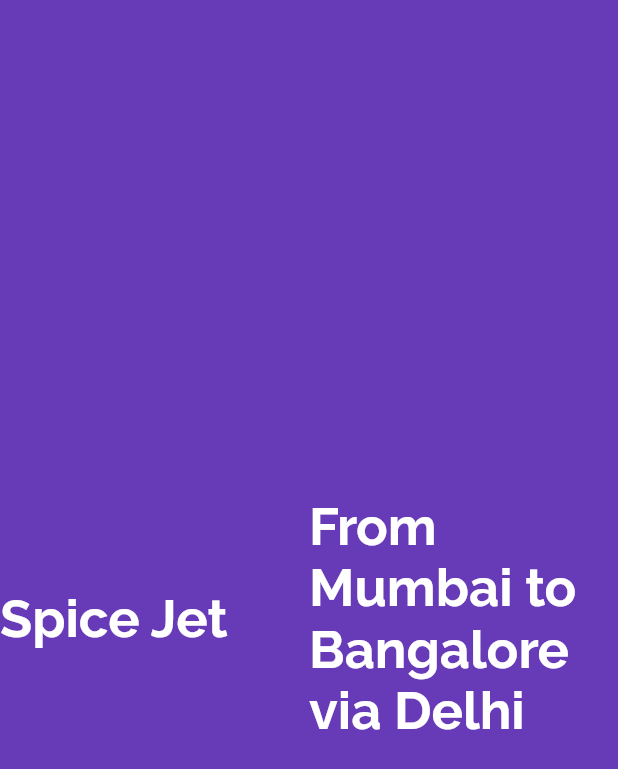
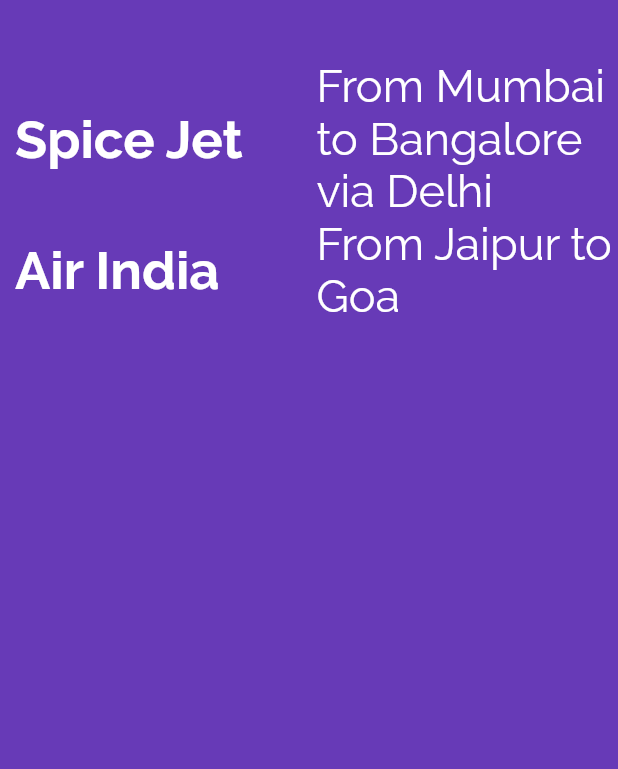
Before and after one commit to rad23137/Flutter-Firestore-Training, a Flutter app: the screen it shows after launch, on a phone screen of 412 x 824 dp. Shown: the top 769 px of the screen. Run offline on Flutter 3.47's test engine with Material 2 defaults, Android fonts, the phone set to English and light mode, and no system bars.

Commit message:
Column widget and padding

```diff
--- a/FlutterHandsOn/hello_flutter/lib/app_screens/home.dart
+++ b/FlutterHandsOn/hello_flutter/lib/app_screens/home.dart
@@ -10,15 +10,19 @@ class Home extends StatelessWidget {
       // due to box constraints
 
       child: Container(
+          padding: EdgeInsets.only(left: 10.0, top: 40.0),
           alignment: Alignment.center,
           color: Colors.deepPurple,
           //width:200.0, //always in decimal
           //     height:100.0, //always in decimal
           //    margin:EdgeInsets.all(20.0), //all constructor apply margin in all sides
           //  margin:EdgeInsets.only(left:35.0,top: 100.0), //only constructor apply margin on given side like here in left sid
-          child: Row(
+          child: Column(
             children: <Widget>[
-      Expanded(child: Text("Spice Jet",
+              Row(
+                children: <Widget>[
+                  Expanded(
+                      child: Text("Spice Jet",
                           textDirection: TextDirection.ltr,
                           style: TextStyle(
                               decoration: TextDecoration.none,
@@ -28,9 +32,31 @@ class Home extends StatelessWidget {
                               fontWeight: FontWeight
                                   .w700, // weight tell which font of font family to apply
                               //fontStyle: FontStyle.italic //to show style of a font in font family
-              color: Colors.white
-            ))),
-       Expanded(child: Text("From Mumbai to Bangalore via Delhi",
+                              color: Colors.white) //TextSTyle
+                          ) //Text
+                      ), //Expanded
+
+                  Expanded(
+                      child: Text("From Mumbai to Bangalore via Delhi",
+                          textDirection: TextDirection.ltr,
+                          style: TextStyle(
+                              decoration: TextDecoration.none,
+                              fontSize: 30.0,
+                              fontFamily:
+                                  'Raleway', //adding custom fonts by adding them in a folder fonts
+                              fontWeight: FontWeight
+                                  .w300, // weight tell which font of font family to apply
+                              //fontStyle: FontStyle.italic //to show style of a font in font family
+                              color: Colors.white) //TextStyle
+                          ) //Text
+                      ), //expanded
+                ],
+              ), //Row Widget
+
+              Row(
+                children: <Widget>[
+                  Expanded(
+                      child: Text("Air India",
                           textDirection: TextDirection.ltr,
                           style: TextStyle(
                               decoration: TextDecoration.none,
@@ -40,11 +66,29 @@ class Home extends StatelessWidget {
                               fontWeight: FontWeight
                                   .w700, // weight tell which font of font family to apply
                               //fontStyle: FontStyle.italic //to show style of a font in font family
-              color:Colors.white
-            ))), //expanded widget
+                              color: Colors.white) //TextSTyle
+                          ) //Text
+                      ), //Expanded
+
+                  Expanded(
+                      child: Text("From Jaipur to Goa",
+                          textDirection: TextDirection.ltr,
+                          style: TextStyle(
+                              decoration: TextDecoration.none,
+                              fontSize: 30.0,
+                              fontFamily:
+                                  'Raleway', //adding custom fonts by adding them in a folder fonts
+                              fontWeight: FontWeight
+                                  .w300, // weight tell which font of font family to apply
+                              //fontStyle: FontStyle.italic //to show style of a font in font family
+                              color: Colors.white) //TextStyle
+                          ) //Text
+                      ), //expanded
                 ],
-    ) //Row Widget
- ),//Container
+              )
+            ], //column widget
+          ) //column
+          ), //Container
     ); //Center
   }
 }
```
Lines whose indentation alone changed are shown as unchanged.
